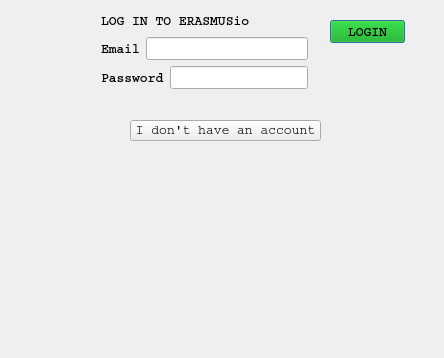
Above: loginstudent.ui from casalete/ErasmusIo before the change. Below: the same form after it.
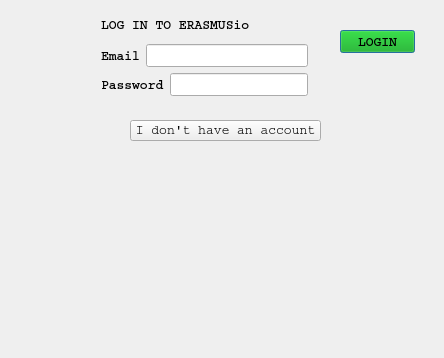
That is the form after the change. Icons and pictures are not drawn.

```diff
--- a/loginstudent.ui
+++ b/loginstudent.ui
@@ -23,8 +23,8 @@
   <widget class="QPushButton" name="loginButton">
    <property name="geometry">
     <rect>
-     <x>330</x>
-     <y>20</y>
+     <x>340</x>
+     <y>30</y>
      <width>75</width>
      <height>23</height>
     </rect>
@@ -79,7 +79,7 @@
      <x>101</x>
      <y>11</y>
      <width>207</width>
-     <height>78</height>
+     <height>85</height>
     </rect>
    </property>
    <property name="font">
```
